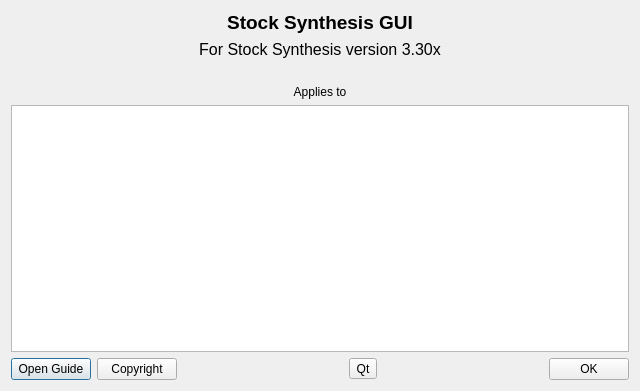
Before: the Qt Designer form src/dialog_about_gui.ui in nmfs-ost/ss3-ssi, drawn with Qt 5.
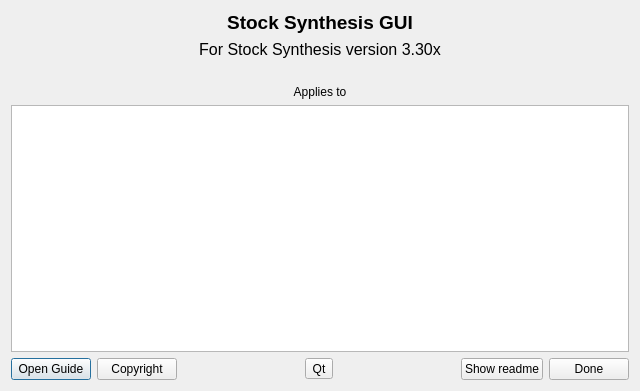
After: the same form once the commit is applied. Icons and pictures are not drawn.

Commit message: ver 3.30.15.12     2020-05-13 Added SSI_readme.txt to 'About' dialog Changed output charts table to likelihood. Added information windows for Age and Size selectivity. Selectivity graph axes now change for scaled curves.

```diff
--- a/src/dialog_about_gui.ui
+++ b/src/dialog_about_gui.ui
@@ -222,6 +222,13 @@
          </property>
         </spacer>
        </item>
+       <item>
+        <widget class="QPushButton" name="pushButton_readme">
+         <property name="text">
+          <string>Show readme</string>
+         </property>
+        </widget>
+       </item>
        <item>
         <widget class="QPushButton" name="pushButton_ok">
          <property name="maximumSize">
@@ -231,7 +238,7 @@
           </size>
          </property>
          <property name="text">
-          <string>OK</string>
+          <string>Done</string>
          </property>
         </widget>
        </item>
```
The commit also changes 13 other files.
